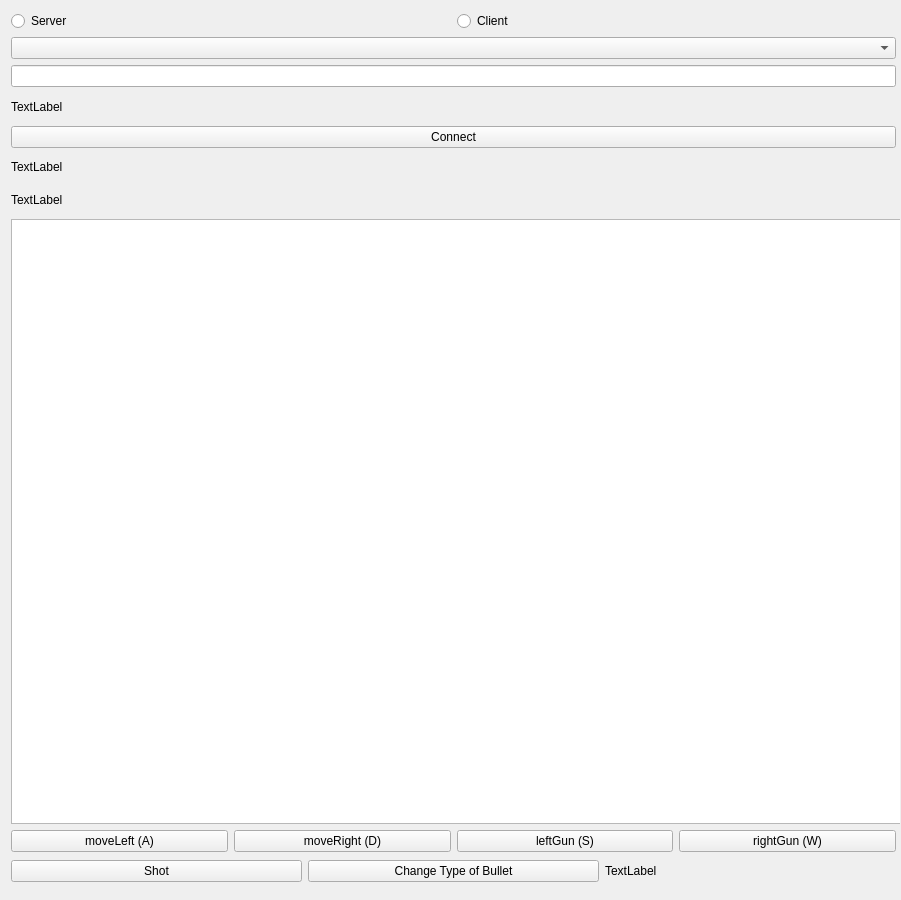
This is 3-semester/TanksGame/Tanks/mainwindow.ui in kbatoev/SpbSU-Homeworks as Qt 5 draws it before an edit. The edited form follows.
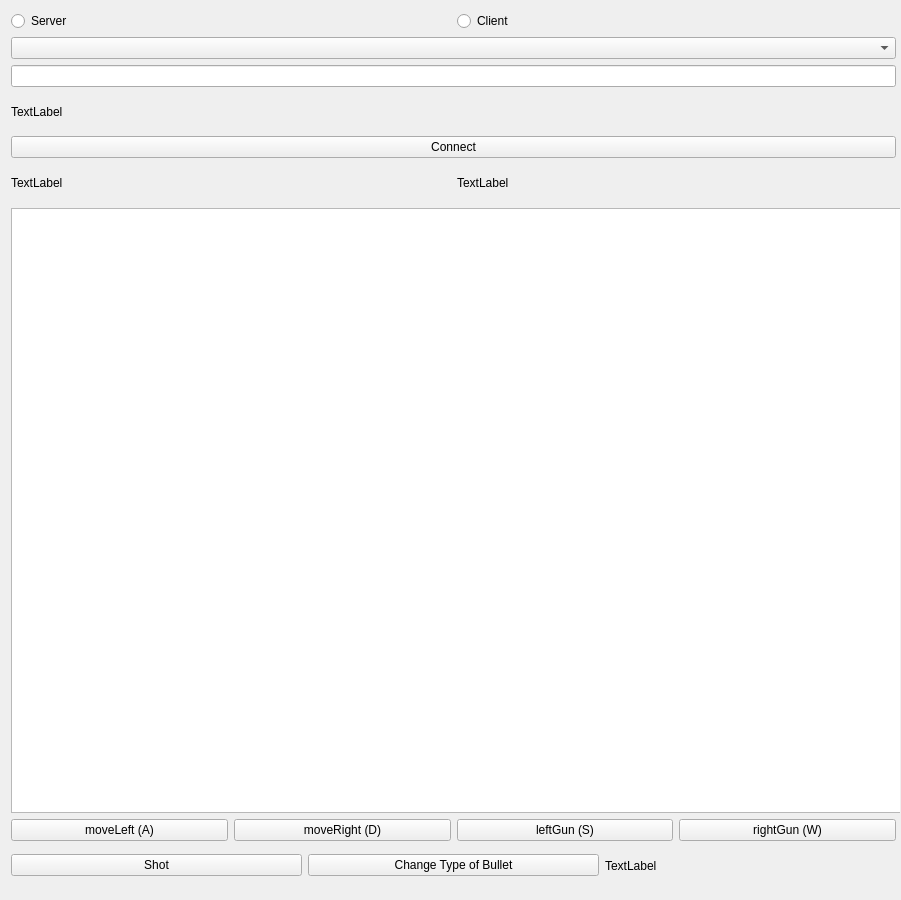
This is the edited form.

Commit message: Added start text to Labels

What changed in the file:
```diff
--- a/3-semester/TanksGame/Tanks/mainwindow.ui
+++ b/3-semester/TanksGame/Tanks/mainwindow.ui
@@ -46,7 +46,7 @@
        </property>
       </widget>
      </item>
-     <item row="8" column="0">
+     <item row="12" column="0">
       <layout class="QHBoxLayout" name="horizontalLayout">
        <item>
         <widget class="QPushButton" name="leftMoveButton">
@@ -78,7 +78,7 @@
        </item>
       </layout>
      </item>
-     <item row="7" column="0">
+     <item row="11" column="0">
       <widget class="QGraphicsView" name="graphicsView">
        <property name="minimumSize">
         <size>
@@ -122,7 +122,25 @@
        </property>
       </widget>
      </item>
-     <item row="9" column="0">
+     <item row="8" column="0">
+      <layout class="QHBoxLayout" name="horizontalLayout_3">
+       <item>
+        <widget class="QLabel" name="blueTankLabel">
+         <property name="text">
+          <string>TextLabel</string>
+         </property>
+        </widget>
+       </item>
+       <item>
+        <widget class="QLabel" name="redTankLabel">
+         <property name="text">
+          <string>TextLabel</string>
+         </property>
+        </widget>
+       </item>
+      </layout>
+     </item>
+     <item row="13" column="0">
       <layout class="QHBoxLayout" name="horizontalLayout_2">
        <item>
         <widget class="QPushButton" name="shotButton">
@@ -147,20 +165,6 @@
        </item>
       </layout>
      </item>
-     <item row="5" column="0">
-      <widget class="QLabel" name="redTankLabel">
-       <property name="text">
-        <string>TextLabel</string>
-       </property>
-      </widget>
-     </item>
-     <item row="6" column="0">
-      <widget class="QLabel" name="blueTankLabel">
-       <property name="text">
-        <string>TextLabel</string>
-       </property>
-      </widget>
-     </item>
     </layout>
    </widget>
   </widget>
```
The commit also changes 4 other files.
